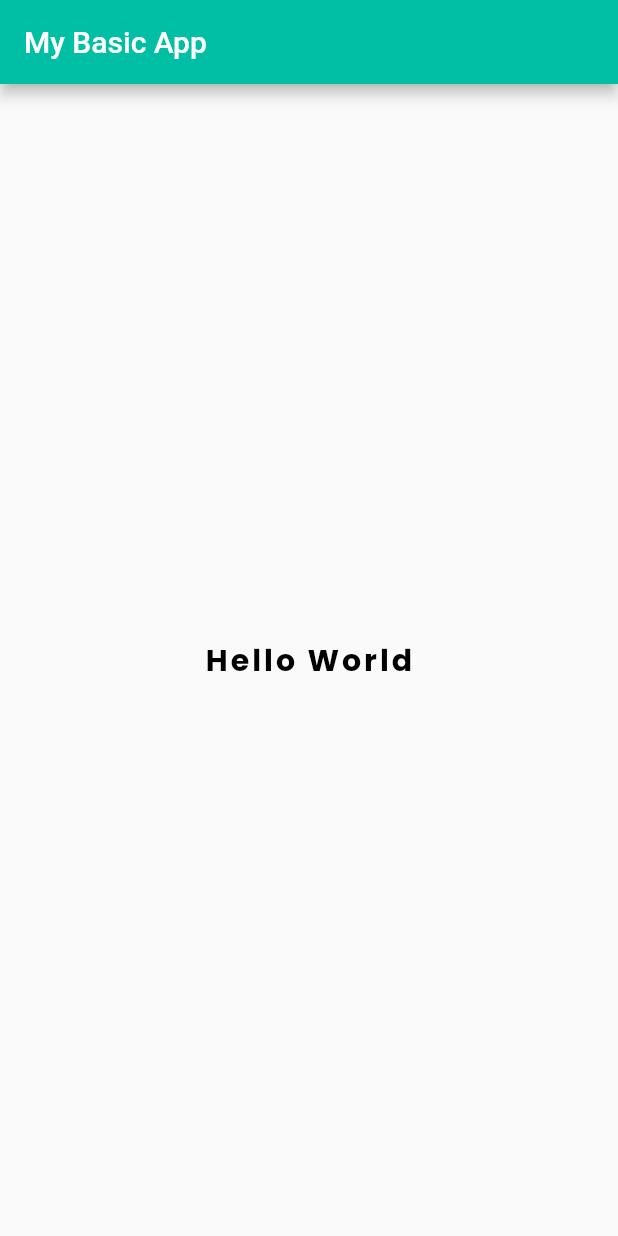
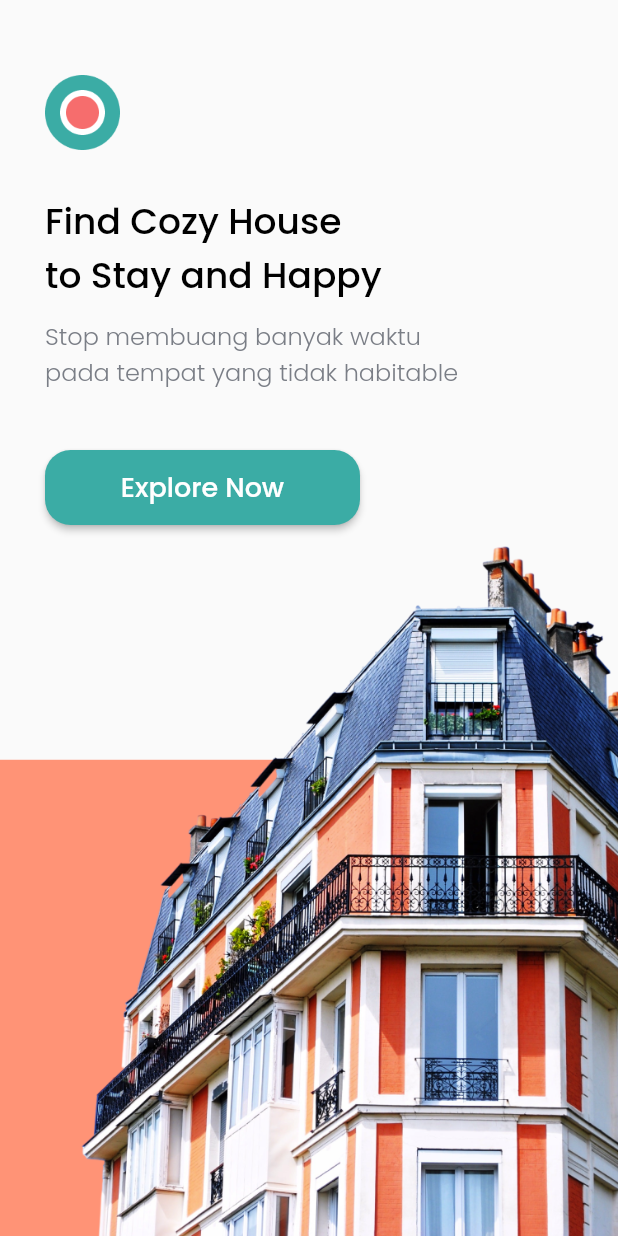
Before and after one commit to azrilachmad/Flutter_Kost_App, a Flutter app: the screen it shows after launch, on a phone screen of 412 x 824 dp. Run offline on Flutter 3.47's test engine with Material 2 defaults, Android fonts, the phone set to English and light mode, and no system bars; our stand-ins replace google_fonts.

Commit message:
Slicing Splash Screen

```diff
--- a/lib/main.dart
+++ b/lib/main.dart
@@ -1,4 +1,5 @@
 import 'package:flutter/material.dart';
+import 'package:kost_app_flutter/pages/splashScreen/splash_page.dart';
 
 void main() => runApp(const MyApp());
 
@@ -7,25 +8,9 @@ class MyApp extends StatelessWidget {
 
   @override
   Widget build(BuildContext context) {
-    return MaterialApp(
-      home: Scaffold(
-        appBar: AppBar(
-          title: const Text('My Basic App'),
-          backgroundColor: Colors.tealAccent[700],
-        ),
-        body: const Center(
-          child: Text(
-            'Hello World',
-            style: TextStyle(
-              fontSize: 20.0,
-              color: Colors.black,
-              fontWeight: FontWeight.bold,
-              letterSpacing: 2.0,
-              fontFamily: 'Poppins',
-            )
-            ),
-        )
-      ),
+    return const MaterialApp(
+      debugShowCheckedModeBanner: false,
+      home: SplashPage(),
     );
   }
 }
--- /dev/null
+++ b/lib/pages/splashScreen/splash_page.dart
@@ -0,0 +1,78 @@
+import 'package:flutter/material.dart';
+import 'package:kost_app_flutter/pages/homePage/home_page.dart';
+import 'package:kost_app_flutter/theme.dart';
+
+class SplashPage extends StatelessWidget {
+  const SplashPage({super.key});
+
+  @override
+  Widget build(BuildContext context) {
+    return Scaffold(
+      body: SafeArea(
+        bottom: false,
+        child: Stack(
+          children: [
+            Align(
+              alignment: Alignment.bottomCenter,
+              child: Image.asset('assets/images/splash/splash-image.png',
+                  width: double.infinity),
+            ),
+            Padding(
+              padding: const EdgeInsets.only(
+                top: 50,
+                left: 30,
+              ),
+              child: Column(
+                crossAxisAlignment: CrossAxisAlignment.start,
+                children: [
+                  Container(
+                    width: 50,
+                    height: 50,
+                    decoration: const BoxDecoration(
+                      image: DecorationImage(
+                        image: AssetImage('assets/icons/splash/logo.png'),
+                      ),
+                    ),
+                  ),
+                  const SizedBox(height: 30),
+                  Text('Find Cozy House\nto Stay and Happy',
+                      style: textBlack.copyWith(fontSize: 24)),
+                  const SizedBox(height: 10),
+                  Text(
+                      'Stop membuang banyak waktu\npada tempat yang tidak habitable',
+                      style: textGrey.copyWith(fontSize: 16)),
+                  const SizedBox(height: 40),
+                  SizedBox(
+                    width: 210,
+                    height: 50,
+                    child: ElevatedButton(
+                      onPressed: () {
+                        Navigator.push(
+                            context,
+                            MaterialPageRoute(
+                                builder: (context) => const Home()));
+                      },
+                      style: ElevatedButton.styleFrom(
+                        backgroundColor: primaryColor,
+                        shape: const RoundedRectangleBorder(
+                          borderRadius: BorderRadius.all(
+                            Radius.circular(17),
+                          ),
+                        ),
+                      ),
+                      child: Text(
+                        'Explore Now',
+                        style: textWhite.copyWith(fontSize: 18),
+                      ),
+                    ),
+                  ),
+                  const SizedBox(height: 23)
+                ],
+              ),
+            ),
+          ],
+        ),
+      ),
+    );
+  }
+}
--- a/lib/theme.dart
+++ b/lib/theme.dart
@@ -7,7 +7,7 @@ Color blackColor = const Color(0xff000000);
 Color whiteColor = const Color(0xffFFFFFF);
 Color greyColor = const Color(0xff7A7E86);
 
-TextStyle primaryText = GoogleFonts.poppins(
+TextStyle textPrimary = GoogleFonts.poppins(
   color: primaryColor,
   fontWeight: FontWeight.w500,
 );
@@ -24,5 +24,5 @@ TextStyle textWhite = GoogleFonts.poppins(
 
 TextStyle textGrey = GoogleFonts.poppins(
   color: greyColor,
-  fontWeight: FontWeight.w500,
+  fontWeight: FontWeight.w300,
 );
```
Also changed, not shown: pubspec.yaml (+10 -4 lines), assets/icons/splash/logo.png, 1 other file.
